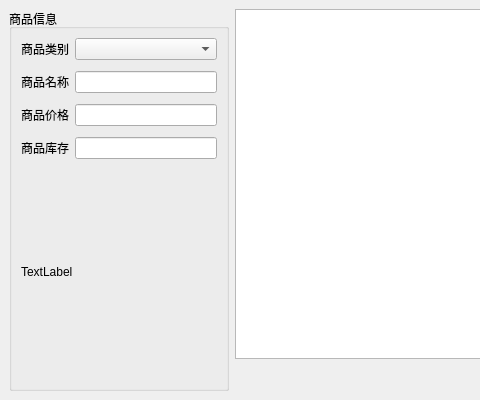
The window that purchase.ui (Johnbulte/Qt_Emarket) describes before a commit, drawn with Qt 5; both pictures show x 0 to 480 and y 0 to 400 of the 800 by 400 pixel window.
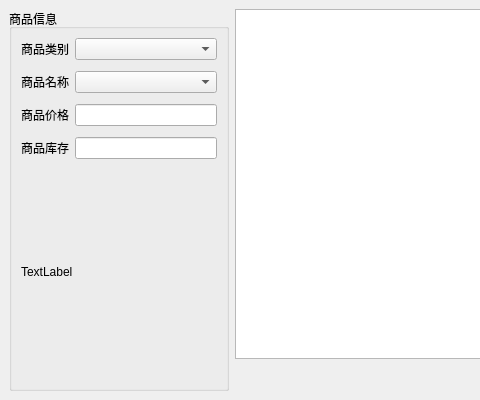
The same window after the commit.

Patch:
```diff
--- a/purchase.ui
+++ b/purchase.ui
@@ -105,7 +105,14 @@
               </widget>
              </item>
              <item>
-              <widget class="QLineEdit" name="commodityName"/>
+              <widget class="QComboBox" name="comboBox_2">
+               <property name="sizePolicy">
+                <sizepolicy hsizetype="Expanding" vsizetype="Fixed">
+                 <horstretch>0</horstretch>
+                 <verstretch>0</verstretch>
+                </sizepolicy>
+               </property>
+              </widget>
              </item>
             </layout>
            </item>
```
